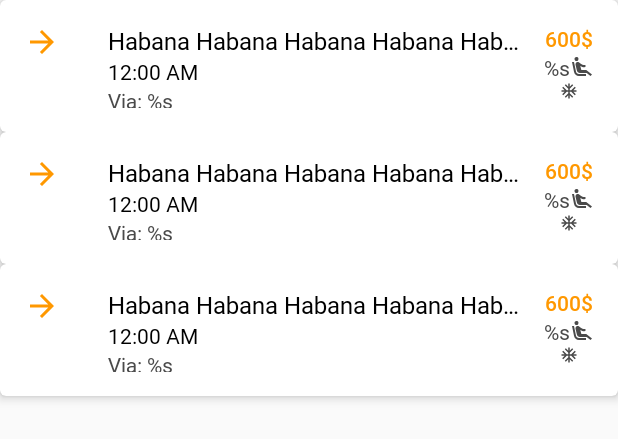
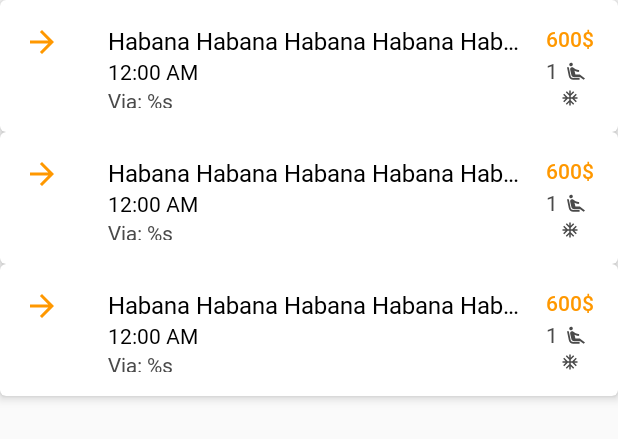
Before and after one commit to adrian011494/viajero-android, an Android app: the layout trip_list.xml on its own in the app's theme, with its tools: preview values and no code run, on a phone screen of 412 x 824 dp. Shown: the top 439 px of the screen. Run offline under Robolectric (Android 15) with nearby library versions, the phone set to English and light mode, and no system bars.

Commit message:
[FIX] android 4.2.2 errors

```diff
--- a/app/src/main/java/cu/sitrans/viajero/MainActivity.kt
+++ b/app/src/main/java/cu/sitrans/viajero/MainActivity.kt
@@ -1,6 +1,7 @@
 package cu.sitrans.viajero
 
 import android.os.Bundle
+import androidx.appcompat.app.AppCompatDelegate
 import cu.sitrans.viajero.ui.base.AbstractActivity
 import cu.sitrans.viajero.ui.origin.OriginFragment
 import dagger.android.AndroidInjection
@@ -15,6 +16,7 @@ class MainActivity : AbstractActivity() {
     override fun onCreate(savedInstanceState: Bundle?) {
         super.onCreate(savedInstanceState)
 
+        AppCompatDelegate.setCompatVectorFromResourcesEnabled(true)
         loadRootFragment(R.id.container, OriginFragment.newInstance())
     }
 }
--- a/app/src/main/java/cu/sitrans/viajero/ui/origin/OriginFragment.kt
+++ b/app/src/main/java/cu/sitrans/viajero/ui/origin/OriginFragment.kt
@@ -2,6 +2,7 @@ package cu.sitrans.viajero.ui.origin
 
 import android.app.DatePickerDialog
 import android.app.ProgressDialog
+import android.content.ActivityNotFoundException
 import android.content.DialogInterface
 import android.content.Intent
 import android.net.Uri
@@ -44,6 +45,7 @@ import cu.sitrans.viajero.ui.info.InfoFragment
 import ir.mirrajabi.searchdialog.core.BaseSearchDialogCompat
 import ir.mirrajabi.searchdialog.core.SearchResultListener
 import ir.mirrajabi.searchdialog.SimpleSearchDialogCompat
+import java.lang.Exception
 import kotlin.collections.ArrayList
 import kotlin.collections.HashMap
 
@@ -221,10 +223,10 @@ class OriginFragment : AbstractFragment(), MviView<OriginIntent, OriginViewState
 
         //Edgar
         val d = Calendar.getInstance()
-        dpd.datePicker.minDate = if (isBack && this::currentTripDate.isInitialized)
+        dpd.datePicker.minDate = (if (isBack && this::currentTripDate.isInitialized)
             currentTripDate.time
         else
-            d.timeInMillis
+            d.timeInMillis) - 1000
 
 
         d.add(6, 90)
@@ -365,7 +367,14 @@ class OriginFragment : AbstractFragment(), MviView<OriginIntent, OriginViewState
                                                 Intent.ACTION_VIEW,
                                                 Uri.parse("geo:${item?.coordenadas?.replace(";", ",")}")
                                             )
-                                            startActivity(intent)
+                                            try {
+
+                                                startActivity(intent)
+                                            }catch (e:Exception){
+                                                if (e is ActivityNotFoundException){
+                                                    Toast.makeText(requireContext(), getString(R.string.no_map_app), Toast.LENGTH_SHORT).show()
+                                                }
+                                            }
 
                                         })
                             }
--- /dev/null
+++ b/app/src/main/res/drawable-anydpi/ic_seat.xml
@@ -0,0 +1,13 @@
+<vector xmlns:android="http://schemas.android.com/apk/res/android"
+    android:width="24dp"
+    android:height="24dp"
+    android:viewportWidth="40"
+    android:viewportHeight="40"
+    android:tint="#4A4A4A">
+  <group android:translateX="8"
+      android:translateY="8.833333">
+      <path
+          android:fillColor="#FF000000"
+          android:pathData="M5.35,5.64c-0.9,-0.64 -1.12,-1.88 -0.49,-2.79 0.63,-0.9 1.88,-1.12 2.79,-0.49 0.9,0.64 1.12,1.88 0.49,2.79 -0.64,0.9 -1.88,1.12 -2.79,0.49zM16,19L8.93,19c-1.48,0 -2.74,-1.08 -2.96,-2.54L4,7L2,7l1.99,9.76C4.37,19.2 6.47,21 8.94,21L16,21v-2zM16.23,15h-4.88l-1.03,-4.1c1.58,0.89 3.28,1.54 5.15,1.22L15.47,9.99c-1.63,0.31 -3.44,-0.27 -4.69,-1.25L9.14,7.47c-0.23,-0.18 -0.49,-0.3 -0.76,-0.38 -0.32,-0.09 -0.66,-0.12 -0.99,-0.06h-0.02c-1.23,0.22 -2.05,1.39 -1.84,2.61l1.35,5.92C7.16,16.98 8.39,18 9.83,18h6.85l3.82,3 1.5,-1.5 -5.77,-4.5z"/>
+  </group>
+</vector>
--- a/app/src/main/res/layout/item_trip.xml
+++ b/app/src/main/res/layout/item_trip.xml
@@ -38,7 +38,7 @@
                 android:orientation="vertical"
                 android:layout_width="match_parent"
                 android:layout_height="wrap_content"
-                android:layout_marginStart="56dp">
+                android:layout_marginStart="56dp" android:layout_marginLeft="56dp">
 
             <LinearLayout
                     android:id="@+id/timeView"
@@ -46,7 +46,8 @@
                     android:layout_height="wrap_content"
                     android:orientation="vertical"
                     android:layout_alignParentEnd="true"
-                    android:layout_marginStart="16dp">
+                    android:layout_marginStart="16dp" android:layout_marginLeft="16dp"
+                    android:layout_alignParentRight="true">
 
                 <androidx.appcompat.widget.AppCompatTextView
                         android:id="@+id/price"
@@ -65,10 +66,12 @@
                         app:fontFamily="@font/roboto_regular"
                         android:textSize="14sp"
                         android:layout_gravity="center"
-                        android:drawableEnd="@drawable/ic_airline_seat_recline_extra_black_24dp"
-
+                        android:drawableEnd="@drawable/ic_seat"
                         android:textColor="@color/subTextColor"
-                        tools:text="@string/capacidad"/>
+                        tools:text="1"
+                        android:textAlignment="center"
+                        android:gravity="center"
+                        android:drawableRight="@drawable/ic_seat"/>
 
                 <androidx.appcompat.widget.AppCompatImageView
                         android:id="@+id/clima"
@@ -88,7 +91,7 @@
                     android:layout_width="match_parent"
                     android:layout_height="wrap_content"
                     android:orientation="vertical"
-                    android:layout_toStartOf="@id/timeView">
+                    android:layout_toStartOf="@id/timeView" android:layout_toLeftOf="@id/timeView">
 
                 <androidx.appcompat.widget.AppCompatTextView
                         android:id="@+id/title"
--- a/app/src/main/res/values/strings.xml
+++ b/app/src/main/res/values/strings.xml
@@ -40,4 +40,5 @@
     <string name="version">Versión: %s</string>
     <string name="ver_mapa">Ver en mapa</string>
     <string name="tren_coche">Tren %1$s Coche %2$s</string>
+    <string name="no_map_app">No hay ninguna aplicación instalada para ver el mapa.</string>
 </resources>
```
Also changed, not shown: app/src/main/res/drawable-hdpi/ic_seat.png (added), app/src/main/res/drawable-mdpi/ic_seat.png (added), app/src/main/res/drawable-xhdpi/ic_seat.png (added), app/src/main/res/drawable-xxhdpi/ic_seat.png (added).
